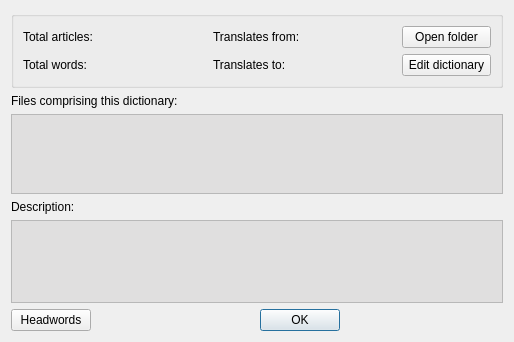
Above: dictinfo.ui from goldendict/goldendict before the change. Below: the same form after it.
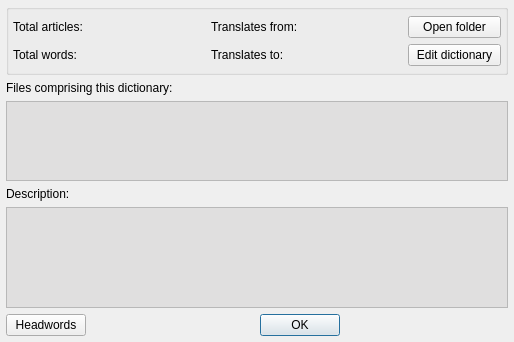
That is the form after the change.

```diff
--- a/dictinfo.ui
+++ b/dictinfo.ui
@@ -17,12 +17,36 @@
    <bool>true</bool>
   </property>
   <layout class="QVBoxLayout" name="verticalLayout">
+   <property name="leftMargin">
+    <number>6</number>
+   </property>
+   <property name="topMargin">
+    <number>4</number>
+   </property>
+   <property name="rightMargin">
+    <number>6</number>
+   </property>
+   <property name="bottomMargin">
+    <number>6</number>
+   </property>
    <item>
     <widget class="QGroupBox" name="groupBox">
      <property name="title">
       <string/>
      </property>
      <layout class="QGridLayout" name="gridLayout">
+      <property name="leftMargin">
+       <number>4</number>
+      </property>
+      <property name="topMargin">
+       <number>6</number>
+      </property>
+      <property name="rightMargin">
+       <number>4</number>
+      </property>
+      <property name="bottomMargin">
+       <number>6</number>
+      </property>
       <item row="0" column="0">
        <widget class="QLabel" name="label_2">
         <property name="text">
```
